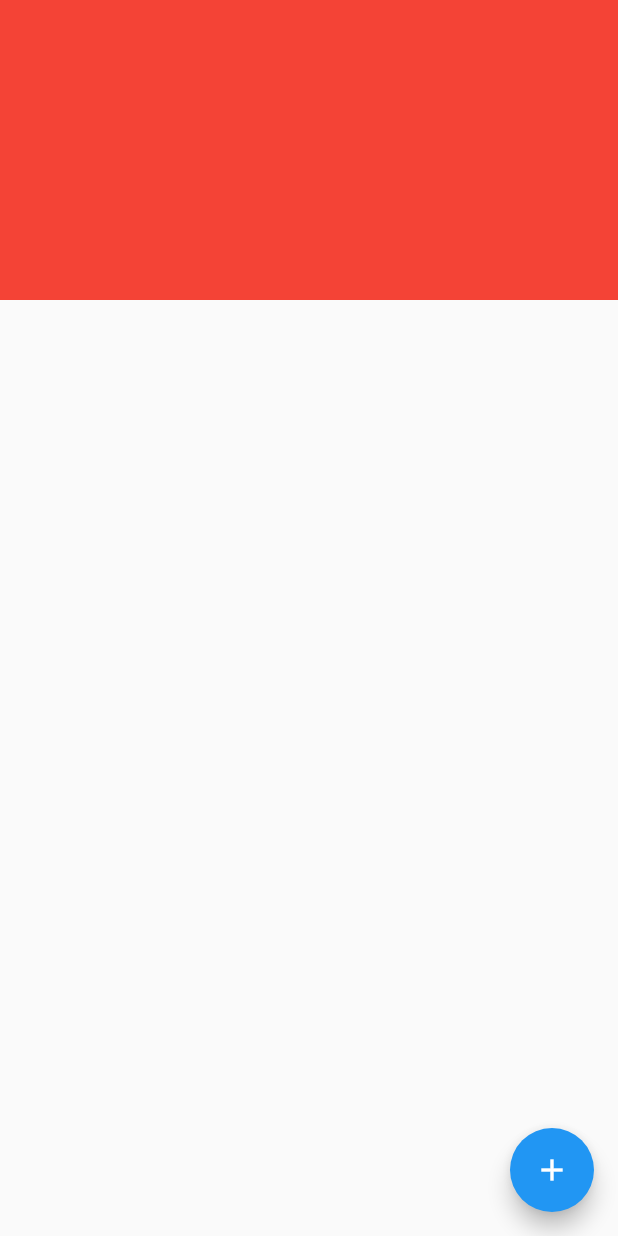
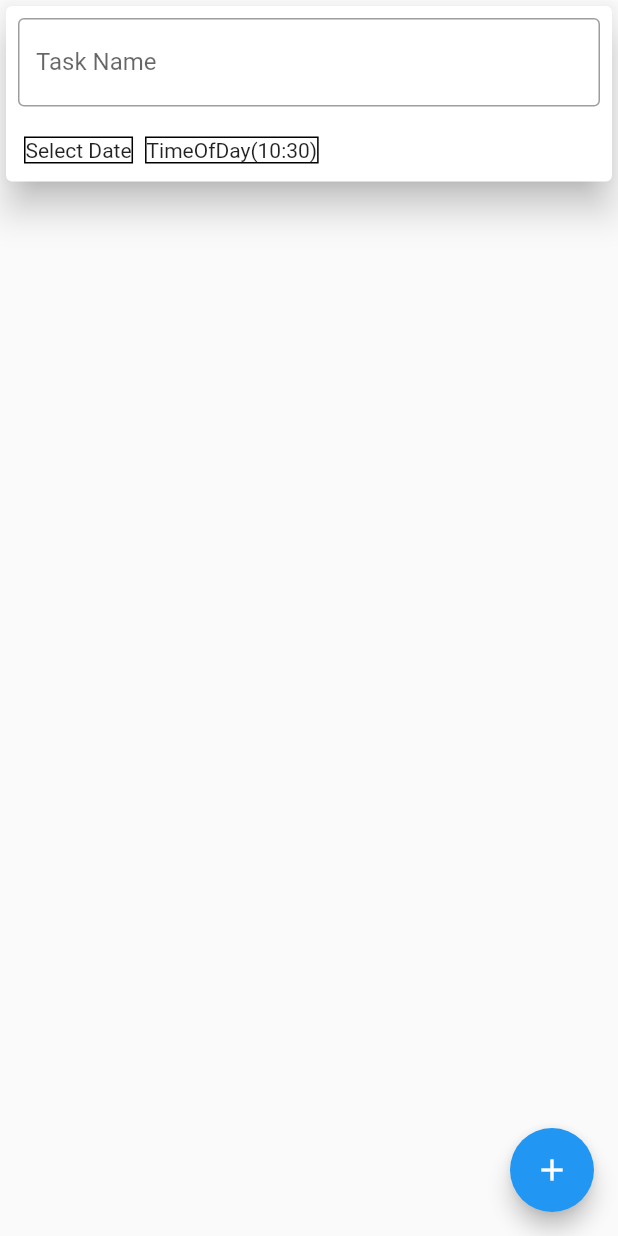
Before and after one commit to DeepeshKalura/learning, a Flutter app: the screen it shows after launch, on a phone screen of 412 x 824 dp. Run offline on Flutter 3.47's test engine with Material 2 defaults, Android fonts, the phone set to English and light mode, and no system bars.

```diff
--- a/lib/view/screen/my_home_screen.dart
+++ b/lib/view/screen/my_home_screen.dart
@@ -1,4 +1,6 @@
 import 'package:flutter/material.dart';
+
+import '../widget/show_content_bar_widget.dart';
 
 class MyHomeScreen extends StatelessWidget {
   const MyHomeScreen({super.key});
@@ -8,10 +10,9 @@ class MyHomeScreen extends StatelessWidget {
     return Scaffold(
       body: Column(
         children: [
-          Container(
-            height: 200,
-            color: Colors.red,
-          ),
+          ShowContentBarWidget(
+            context: context,
+          )
         ],
       ),
       floatingActionButton: FloatingActionButton(
@@ -21,3 +22,4 @@ class MyHomeScreen extends StatelessWidget {
     );
   }
 }
+//How to select a Date in a from of textformfield in flutter
--- /dev/null
+++ b/lib/view/widget/show_content_bar_widget.dart
@@ -0,0 +1,110 @@
+import 'package:flutter/material.dart';
+import 'package:intl/intl.dart';
+
+class ShowContentBarWidget extends StatefulWidget {
+  const ShowContentBarWidget({super.key, required this.context});
+  final BuildContext context;
+
+  @override
+  State<ShowContentBarWidget> createState() => _ShowContentBarWidgetState();
+}
+
+class _ShowContentBarWidgetState extends State<ShowContentBarWidget> {
+  final TextEditingController _taskNameTextEditingcontroller =
+      TextEditingController();
+
+  String _date = 'Select Date';
+
+  TimeOfDay _time = TimeOfDay.now();
+
+  Future<void> selectDate(BuildContext context) async {
+    final DateTime? picked = await showDatePicker(
+        context: context,
+        initialDate: DateTime.now(),
+        firstDate: DateTime(2020),
+        lastDate: DateTime(2025));
+
+    if (picked != null) {
+      setState(() {
+        _date = DateFormat('dd/MM/yyyy').format(picked);
+      });
+    }
+  }
+
+  Future<void> selectTime(BuildContext context) async {
+    final TimeOfDay? picked =
+        await showTimePicker(context: context, initialTime: _time);
+
+    if (picked != null && picked != _time) {
+      setState(() {
+        _time = picked;
+      });
+    }
+  }
+
+  @override
+  Widget build(BuildContext context) {
+    return Card(
+      elevation: 10,
+      child: Form(
+        child: Column(
+          children: [
+            Container(
+              margin: const EdgeInsets.all(8),
+              child: TextFormField(
+                controller: _taskNameTextEditingcontroller,
+                decoration: const InputDecoration(
+                  labelText: 'Task Name',
+                  border: OutlineInputBorder(),
+                ),
+              ),
+            ),
+            Container(
+              margin: const EdgeInsets.all(8),
+              child: Row(
+                children: [
+                  Container(
+                    margin: const EdgeInsets.all(4),
+                    decoration: BoxDecoration(
+                      border: Border.all(
+                        color: Colors.black,
+                        width: 1,
+                      ),
+                    ),
+                    child: InkWell(
+                      onTap: () async {
+                        await selectDate(widget.context);
+                      }, // We are passing context here
+                      child: Text(_date),
+                    ),
+                  ),
+                  Container(
+                    margin: const EdgeInsets.all(4),
+                    decoration: BoxDecoration(
+                      border: Border.all(
+                        color: Colors.black,
+                        width: 1,
+                      ),
+                    ),
+                    child: InkWell(
+                      onTap: () async {
+                        await selectTime(widget.context);
+                      },
+                      child: Text(
+                        _time.toString(),
+                      ),
+                    ),
+                  ),
+                ],
+              ),
+            )
+          ],
+        ),
+      ),
+    );
+  }
+}
+
+//Tell me the difference between Inkwell and GestureDetector
+//When to use Inkwell and when to use GestureDetector
+// How to select time in a wiget
--- a/pubspec.yaml
+++ b/pubspec.yaml
@@ -31,6 +31,7 @@ dependencies:
   cupertino_icons: ^1.0.2
   flutter:
     sdk: flutter
+  intl: ^0.18.0
   provider: ^6.0.5
 
 dev_dependencies:
```
Also changed, not shown: pubspec.lock.
